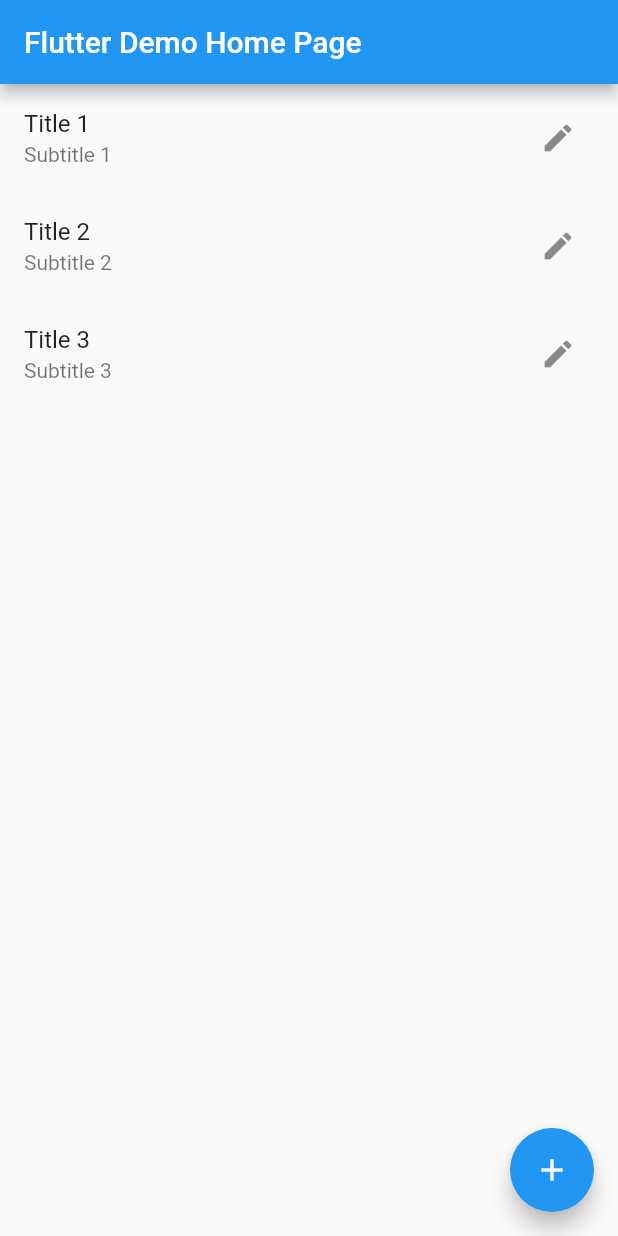
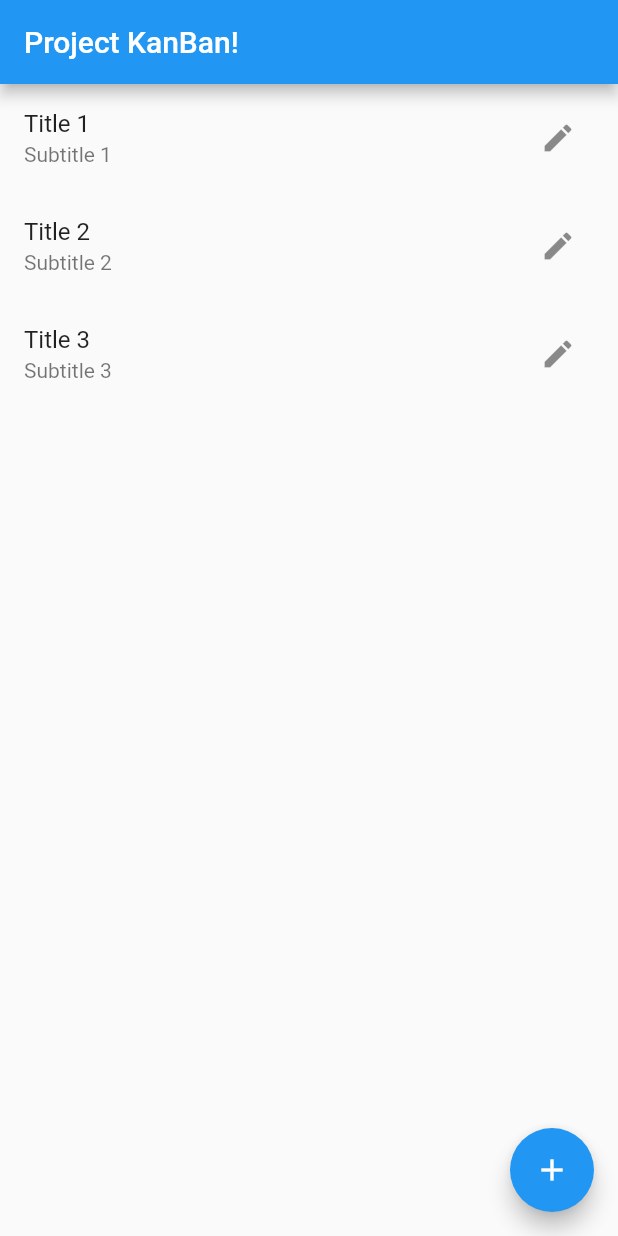
Before and after one commit to gabrielslater/task-board, a Flutter app: the screen it shows after launch, on a phone screen of 412 x 824 dp. Run offline on Flutter 3.47's test engine with Material 2 defaults, Android fonts, the phone set to English and light mode, and no system bars.

Commit message:
Homepage title change
Changed home page and app bar title from default names.

```diff
--- a/lib/main.dart
+++ b/lib/main.dart
@@ -11,11 +11,11 @@ class MyApp extends StatelessWidget {
   @override
   Widget build(BuildContext context) {
     return MaterialApp(
-      title: 'Flutter Demo',
+      title: 'Project KanBan!',
       theme: ThemeData(
         primarySwatch: Colors.blue,
       ),
-      home: const MyHomePage(title: 'Flutter Demo Home Page'),
+      home: const MyHomePage(title: 'Project KanBan!'),
     );
   }
 }
```
